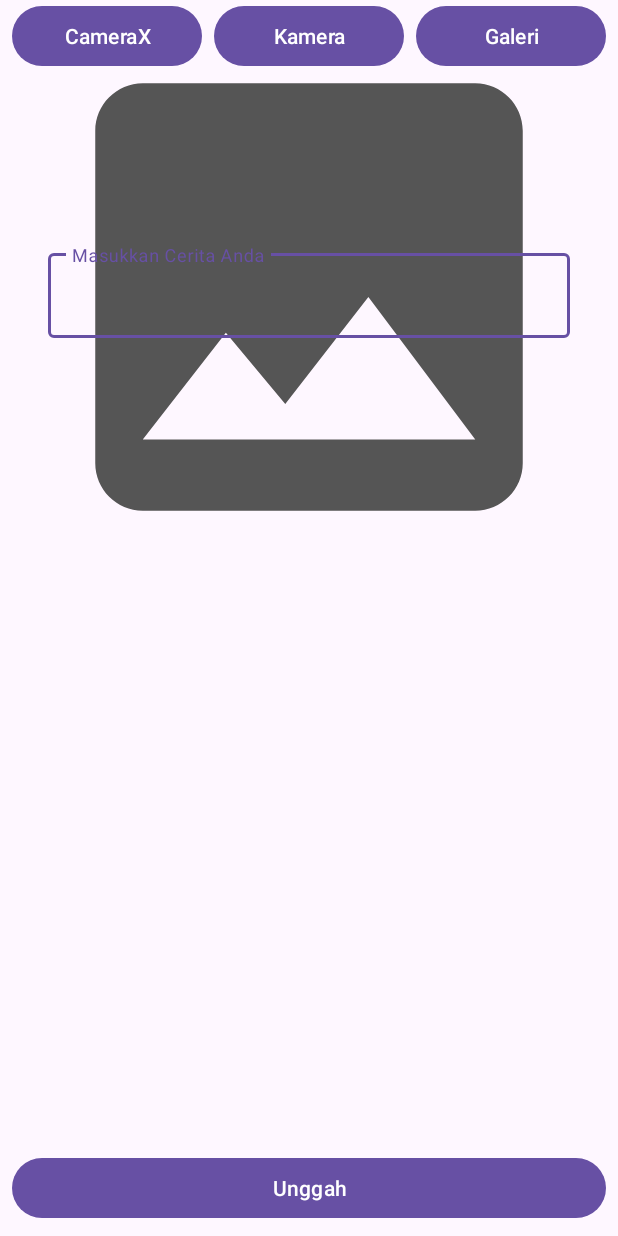
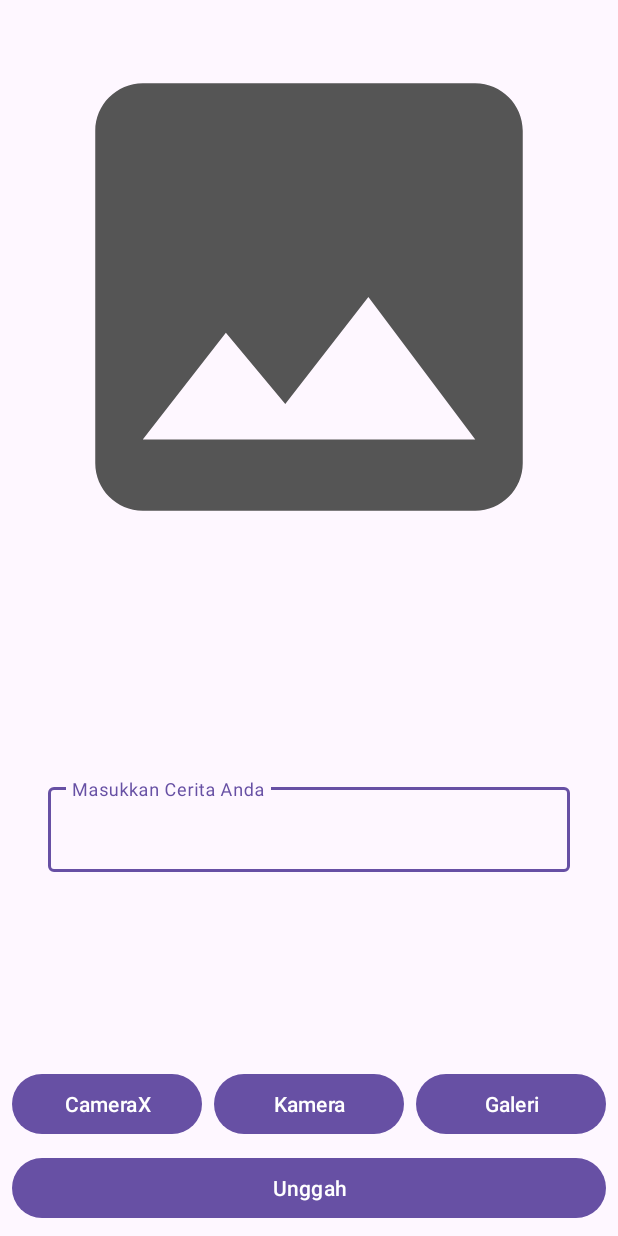
Before and after one commit to krisna31/story-app-android, an Android app: the AddStoryActivity screen opened directly, with no data from a screen before it, on a phone screen of 412 x 824 dp. Run offline under Robolectric (Android 15) with nearby library versions, the phone set to English and light mode, and no system bars; pictures from the network do not load.

Commit message:
Update activity_add_story.xml

```diff
--- a/app/src/main/res/layout/activity_add_story.xml
+++ b/app/src/main/res/layout/activity_add_story.xml
@@ -4,7 +4,7 @@
     xmlns:tools="http://schemas.android.com/tools"
     android:layout_width="match_parent"
     android:layout_height="match_parent"
-    tools:context=".MainActivity">
+    tools:context=".ui.add_story.AddStoryActivity">
 
     <Button
         android:id="@+id/cameraXButton"
@@ -58,7 +58,7 @@
         android:layout_marginEnd="8dp"
         android:layout_marginBottom="8dp"
         android:text="@string/camera"
-        app:layout_constraintBottom_toTopOf="@+id/uploadButton"
+        app:layout_constraintBottom_toTopOf="@+id/button_add"
         app:layout_constraintEnd_toStartOf="@+id/galleryButton"
         app:layout_constraintHorizontal_bias="0.5"
         app:layout_constraintStart_toEndOf="@+id/cameraXButton" />
```
